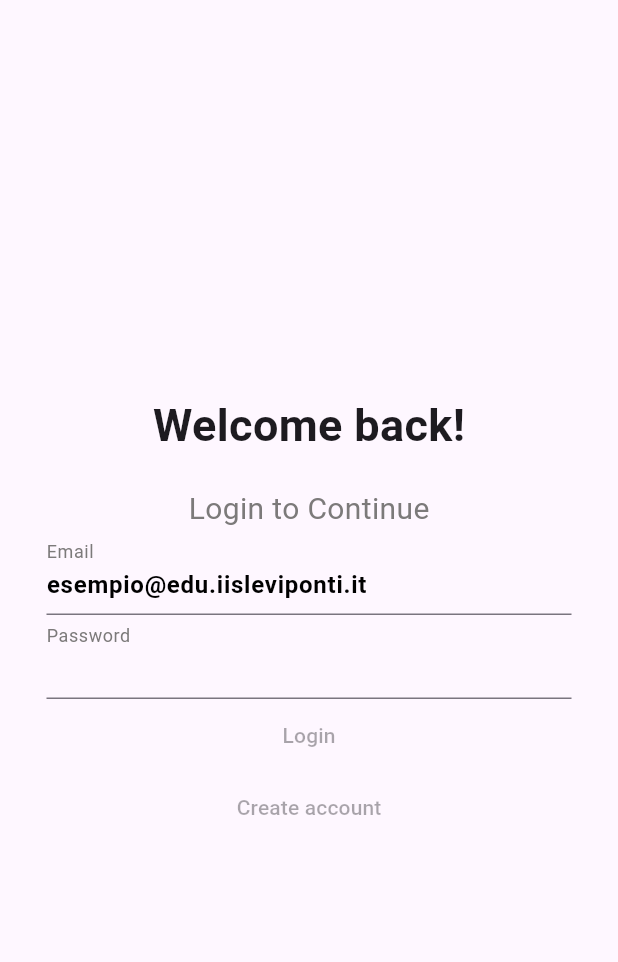
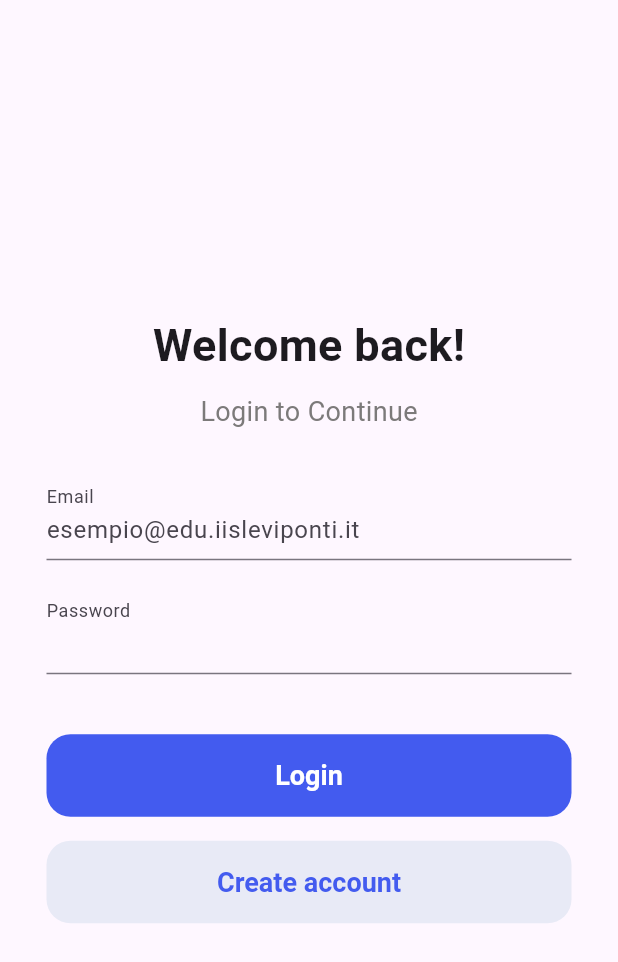
Before and after one commit to Fraanceescoo/Flutter-Login, a Flutter app: the screen it shows after launch, on a phone screen of 412 x 824 dp. Shown: the top 962 px of the screen. Run offline on Flutter 3.47's test engine with Material 3 defaults, Android fonts, the phone set to English and light mode, and no system bars.

Commit message:
Added style to the buttons

```diff
--- a/lib/main.dart
+++ b/lib/main.dart
@@ -9,16 +9,16 @@ class MyApp extends StatelessWidget {
   @override
   Widget build(BuildContext context) {
     return MaterialApp(
-      title: 'Flutter Demo',
-      theme: ThemeData(colorScheme: .fromSeed(seedColor: Colors.deepPurple)),
-      home: const MyHomePage(title: 'Flutter Demo Home Page'),
+      title: 'Login',
+      // Corretto: aggiunto ColorScheme
+      theme: ThemeData(colorScheme: ColorScheme.fromSeed(seedColor: Colors.deepPurple)),
+      home: const MyHomePage(title: 'Flutter Login'),
     );
   }
 }
 
 class MyHomePage extends StatefulWidget {
   const MyHomePage({super.key, required this.title});
-
   final String title;
 
   @override
@@ -35,48 +35,69 @@ class _MyHomePageState extends State<MyHomePage> {
           child: Column(
             mainAxisAlignment: MainAxisAlignment.center,
             children: [
-              Text(
+              const Text(
                 "Welcome back!",
                 style: TextStyle(fontSize: 30, fontWeight: FontWeight.bold),
               ),
-              SizedBox(height: 20),
-              Text(
+              const SizedBox(height: 10),
+              const Text(
                 "Login to Continue",
                 style: TextStyle(
-                  fontSize: 20,
+                  fontSize: 18,
                   color: Color.fromARGB(255, 124, 122, 122),
                 ),
               ),
-              TextField(
+              const SizedBox(height: 30), // Spazio prima dei campi
+              const TextField(
                 decoration: InputDecoration(
                   labelText: "Email",
-                  labelStyle: TextStyle(
-                    color: Color.fromARGB(255, 124, 122, 122),
-                  ),
                   hintText: "esempio@edu.iisleviponti.it",
-                  hintStyle: TextStyle(
-                    color: Color.fromARGB(255, 0, 0, 0),
-                    fontWeight: FontWeight.bold,
-                  ),
                   floatingLabelBehavior: FloatingLabelBehavior.always,
                 ),
               ),
-              TextField(
+              const SizedBox(height: 20),
+              const TextField(
                 obscureText: true,
                 decoration: InputDecoration(
                   labelText: "Password",
-                  labelStyle: TextStyle(
-                    color: Color.fromARGB(255, 124, 122, 122),
-                  ),
                   floatingLabelBehavior: FloatingLabelBehavior.always,
                 ),
               ),
-              TextButton(
-                onPressed: null,
-                child: Text("Login"),
-                /*style: TextButton.styleFrom(foregroundColor: Colors.blue))),*/
+              const SizedBox(height: 40),
+              SizedBox(
+                width: double.infinity,
+                height: 55,
+                child: ElevatedButton(
+                  onPressed: () {}, // NOTA
+                  style: ElevatedButton.styleFrom(
+                    backgroundColor: const Color(0xFF435BEF),
+                    foregroundColor: Colors.white,
+                    elevation: 0,
+                    shape: RoundedRectangleBorder(
+                      borderRadius: BorderRadius.circular(16),
+                    ),
+                    textStyle: const TextStyle(fontSize: 18, fontWeight: FontWeight.bold),
+                  ),
+                  child: const Text("Login"),
+                ),
               ),
-              TextButton(onPressed: null, child: Text("Create account")),
+              const SizedBox(height: 16),
+              SizedBox(
+                width: double.infinity,
+                height: 55,
+                child: TextButton(
+                  onPressed: () {},
+                  style: TextButton.styleFrom(
+                    backgroundColor: const Color(0xFFE8EAF6),
+                    foregroundColor: const Color(0xFF435BEF),
+                    shape: RoundedRectangleBorder(
+                      borderRadius: BorderRadius.circular(16),
+                    ),
+                    textStyle: const TextStyle(fontSize: 18, fontWeight: FontWeight.bold),
+                  ),
+                  child: const Text("Create account"),
+                ),
+              ),
             ],
           ),
         ),
```
